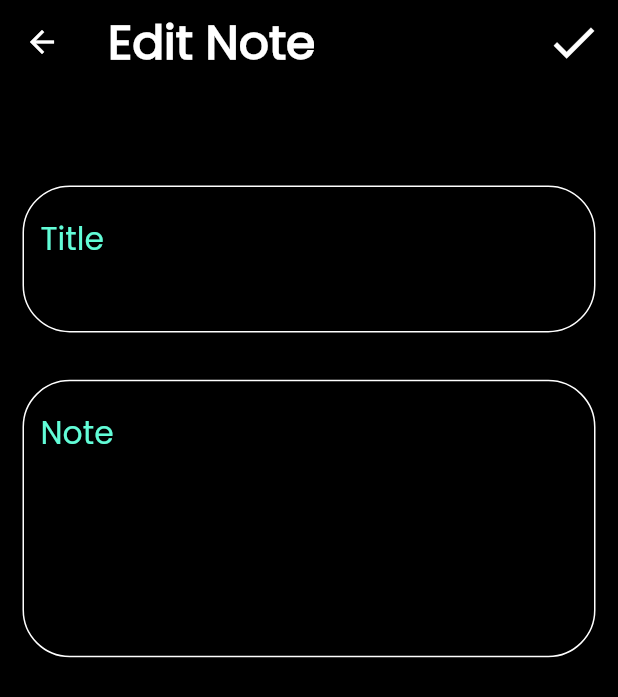
After one commit to EngMohamedKhalid/note_app_hive, a Flutter app: the screen it shows after launch, after a tap on "Flutter Tips", on a phone screen of 412 x 824 dp. The commit adds this screen. Shown: the top 697 px of the screen. Run offline on Flutter 3.47's test engine with Material 2 defaults, Android fonts, the phone set to English and light mode, and no system bars; our stand-ins replace flutter_screenutil.

Commit message:
adding edit note UI and note model

```diff
--- a/lib/layout/home_layout.dart
+++ b/lib/layout/home_layout.dart
@@ -8,7 +8,7 @@ class HomeNotesLayOut extends StatelessWidget {
    HomeNotesLayOut({Key? key}) : super(key: key);
   final TextEditingController titleController = TextEditingController();
   final TextEditingController noteController = TextEditingController();
-  GlobalKey<FormState> formKey = GlobalKey<FormState>();
+  final GlobalKey<FormState> formKey = GlobalKey<FormState>();
   @override
   Widget build(BuildContext context) {
     return Scaffold(
@@ -58,7 +58,6 @@ class HomeNotesLayOut extends StatelessWidget {
                                 text: "Add Note"
                             ),
                             SizedBox(height: 30.h,),
-
                           ],
                         ),
                       ),
@@ -78,7 +77,7 @@ class HomeNotesLayOut extends StatelessWidget {
         physics: BouncingScrollPhysics(),
         itemCount: 15,
         itemBuilder: (context, index) {
-          return customNoteItem();
+          return customNoteItem(context: context);
         },
       )
     );
--- a/lib/main.dart
+++ b/lib/main.dart
@@ -22,7 +22,7 @@ class NoteApp extends StatelessWidget {
         theme: ThemeData(
           brightness: Brightness.dark,
           fontFamily: "Poppins",
-          appBarTheme: AppBarTheme(
+          appBarTheme:const AppBarTheme(
             backgroundColor: Colors.black,
             elevation: 0
           ),
--- /dev/null
+++ b/lib/models/note_model.dart
@@ -0,0 +1,9 @@
+class NoteModel{
+  final String title;
+  final String content;
+  final String date;
+  final int color;
+
+  NoteModel({required this.title,required this.content,required this.date,required this.color});
+
+}
--- /dev/null
+++ b/lib/modules/edit_note/edit_screen.dart
@@ -0,0 +1,43 @@
+import 'package:flutter/material.dart';
+import 'package:flutter_screenutil/flutter_screenutil.dart';
+import 'package:note_app_hive/shared/component/custom_text_field.dart';
+
+class EditNoteScreen extends StatelessWidget {
+   EditNoteScreen({Key? key}) : super(key: key);
+  final TextEditingController titleController = TextEditingController();
+  final TextEditingController noteController = TextEditingController();
+  @override
+  Widget build(BuildContext context) {
+    return Scaffold(
+      appBar: AppBar(
+        title: Text(
+          "Edit Note",
+          style: TextStyle(
+              fontSize: 30.sp,
+              fontWeight: FontWeight.w600
+          ),
+        ),
+        actions: [
+          IconButton(
+              padding: EdgeInsets.only(right: 13.sp),
+              onPressed:() {},
+              icon: Icon(
+                Icons.check,
+                size: 35.sp,
+              )
+          )
+        ],
+      ),
+      body: ListView(
+        padding:const EdgeInsets.all(15),
+        children: [
+          SizedBox(height: 50.h,),
+          customStatelessTextField(hintText: "Title",maxLines: 2,controller: titleController),
+          SizedBox(height: 30.h,),
+          customStatelessTextField(hintText: "Note",maxLines: 5,controller: noteController),
+          SizedBox(height: 30.h,),
+        ],
+      ),
+    );
+  }
+}
--- a/lib/shared/component/custom_note_item.dart
+++ b/lib/shared/component/custom_note_item.dart
@@ -1,7 +1,8 @@
 import 'package:flutter/material.dart';
 import 'package:flutter_screenutil/flutter_screenutil.dart';
+import 'package:note_app_hive/modules/edit_note/edit_screen.dart';
 
-Widget customNoteItem(){
+Widget customNoteItem({required BuildContext context}){
   return Container(
     width: double.infinity,
     padding: EdgeInsets.only(top: 30.sp,bottom: 30.sp,left: 20.sp,),
@@ -16,6 +17,11 @@ Widget customNoteItem(){
       mainAxisSize: MainAxisSize.min,
       children: [
         ListTile(
+          onTap: () {
+            Navigator.of(context).push(
+              MaterialPageRoute(builder:(context) => EditNoteScreen(),)
+            );
+          },
           title:Text(
             "Flutter Tips",
             style: TextStyle(
```
